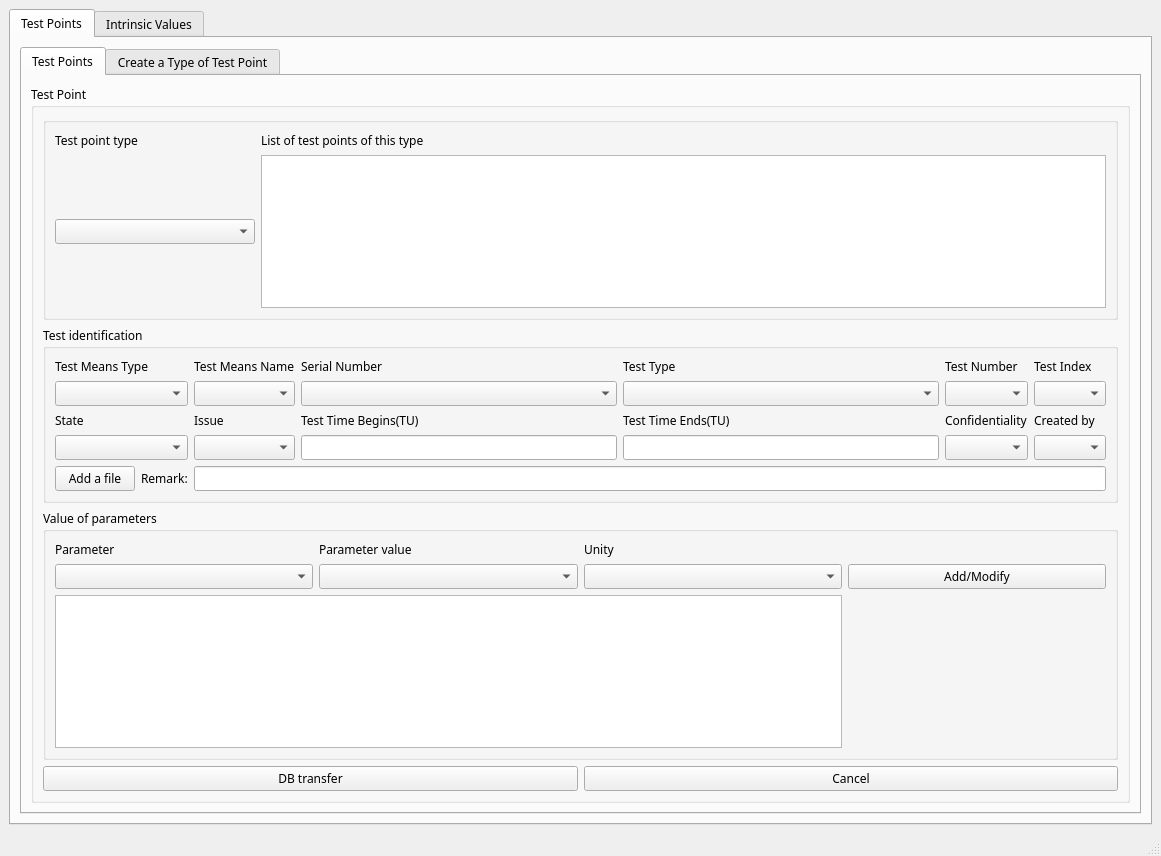
Old version of the form cleansky_LMSM/ui_to_py_by_qtdesigner/Exploitation_of_tests.ui in the repository HouzeZHANG/CSLMSM.
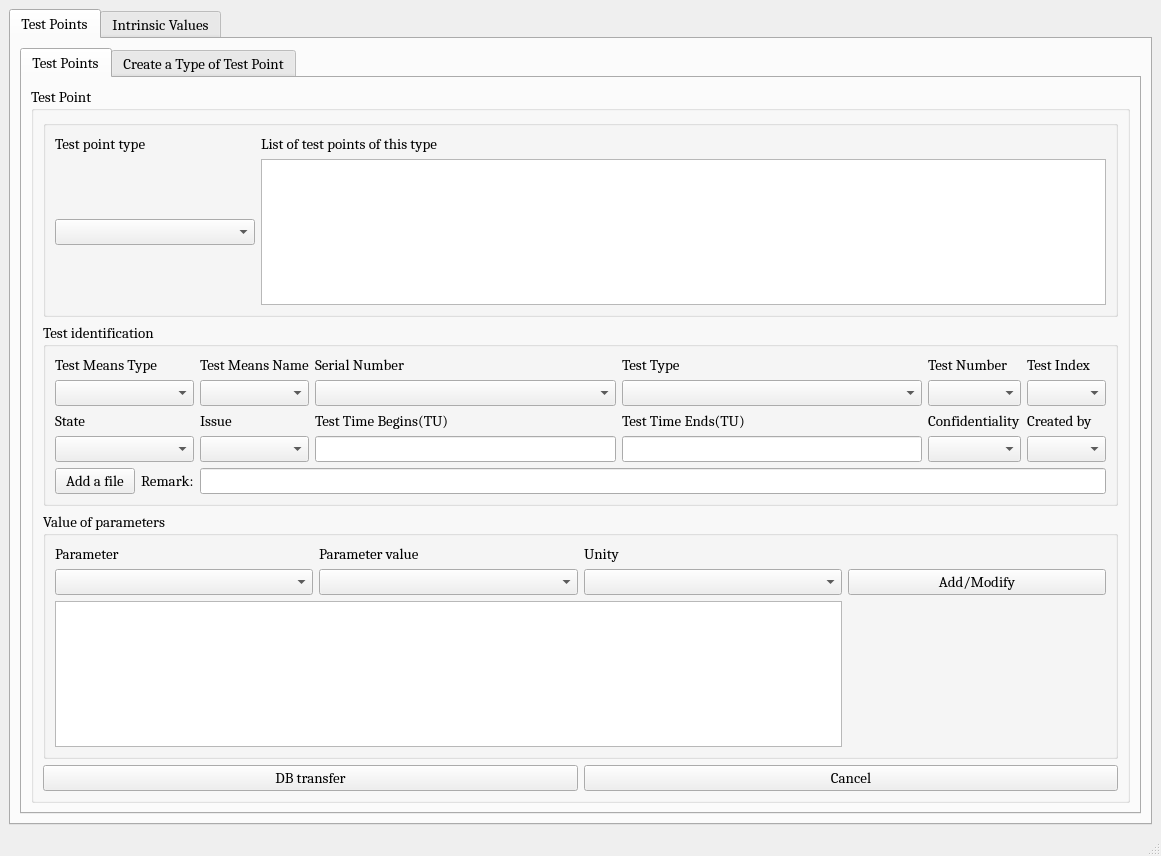
New version of the form.

What changed in the file:
```diff
--- a/cleansky_LMSM/ui_to_py_by_qtdesigner/Exploitation_of_tests.ui
+++ b/cleansky_LMSM/ui_to_py_by_qtdesigner/Exploitation_of_tests.ui
@@ -19,7 +19,8 @@
      <widget class="QTabWidget" name="tabWidget">
       <property name="font">
        <font>
-        <family>Tw Cen MT</family>
+        <family>Cambria</family>
+        <pointsize>11</pointsize>
        </font>
       </property>
       <property name="currentIndex">
@@ -32,6 +33,12 @@
        <layout class="QVBoxLayout" name="verticalLayout">
         <item>
          <widget class="QTabWidget" name="tabWidget_2">
+          <property name="font">
+           <font>
+            <family>Cambria</family>
+            <pointsize>11</pointsize>
+           </font>
+          </property>
           <property name="currentIndex">
            <number>0</number>
           </property>
@@ -42,6 +49,12 @@
            <layout class="QVBoxLayout" name="verticalLayout_4">
             <item>
              <widget class="QGroupBox" name="groupBox">
+              <property name="font">
+               <font>
+                <family>Cambria</family>
+                <pointsize>11</pointsize>
+               </font>
+              </property>
               <property name="title">
                <string>Test Point</string>
               </property>
@@ -50,6 +63,12 @@
                 <layout class="QVBoxLayout" name="verticalLayout_6">
                  <item>
                   <widget class="QGroupBox" name="groupBox_8">
+                   <property name="font">
+                    <font>
+                     <family>Cambria</family>
+                     <pointsize>11</pointsize>
+                    </font>
+                   </property>
                    <property name="title">
                     <string/>
                    </property>
@@ -62,6 +81,12 @@
                         <height>50</height>
                        </size>
                       </property>
+                      <property name="font">
+                       <font>
+                        <family>Cambria</family>
+                        <pointsize>11</pointsize>
+                       </font>
+                      </property>
                       <property name="text">
                        <string>Test point type</string>
                       </property>
@@ -81,6 +106,12 @@
                         <height>16777215</height>
                        </size>
                       </property>
+                      <property name="font">
+                       <font>
+                        <family>Cambria</family>
+                        <pointsize>11</pointsize>
+                       </font>
+                      </property>
                      </widget>
                     </item>
                     <item row="2" column="1">
@@ -91,6 +122,12 @@
                         <height>200</height>
                        </size>
                       </property>
+                      <property name="font">
+                       <font>
+                        <family>Cambria</family>
+                        <pointsize>11</pointsize>
+                       </font>
+                      </property>
                      </widget>
                     </item>
                     <item row="1" column="1">
@@ -101,6 +138,12 @@
                         <height>50</height>
                        </size>
                       </property>
+                      <property name="font">
+                       <font>
+                        <family>Cambria</family>
+                        <pointsize>11</pointsize>
+                       </font>
+                      </property>
                       <property name="text">
                        <string>List of test points of this type</string>
                       </property>
@@ -111,6 +154,12 @@
                  </item>
                  <item>
                   <widget class="QGroupBox" name="groupBox_2">
+                   <property name="font">
+                    <font>
+                     <family>Cambria</family>
+                     <pointsize>11</pointsize>
+                    </font>
+                   </property>
                    <property name="title">
                     <string>Test identification</string>
                    </property>
@@ -119,26 +168,58 @@
                      <layout class="QGridLayout" name="gridLayout_3">
                       <item row="0" column="4">
                        <widget class="QLabel" name="label_7">
+                        <property name="font">
+                         <font>
+                          <family>Cambria</family>
+                          <pointsize>11</pointsize>
+                         </font>
+                        </property>
                         <property name="text">
                          <string>Test Number</string>
                         </property>
                        </widget>
                       </item>
                       <item row="3" column="5">
-                       <widget class="QComboBox" name="comboBox_13"/>
+                       <widget class="QComboBox" name="comboBox_13">
+                        <property name="font">
+                         <font>
+                          <family>Cambria</family>
+                          <pointsize>11</pointsize>
+                         </font>
+                        </property>
+                       </widget>
                       </item>
                       <item row="2" column="4">
                        <widget class="QLabel" name="label_16">
+                        <property name="font">
+                         <font>
+                          <family>Cambria</family>
+                          <pointsize>11</pointsize>
+                         </font>
+                        </property>
                         <property name="text">
                          <string>Confidentiality</string>
                         </property>
                        </widget>
                       </item>
                       <item row="3" column="4">
-                       <widget class="QComboBox" name="comboBox_14"/>
+                       <widget class="QComboBox" name="comboBox_14">
+                        <property name="font">
+                         <font>
+                          <family>Cambria</family>
+                          <pointsize>11</pointsize>
+                         </font>
+                        </property>
+                       </widget>
                       </item>
                       <item row="2" column="1">
                        <widget class="QLabel" name="label_13">
+                        <property name="font">
+                         <font>
+                          <family>Cambria</family>
+                          <pointsize>11</pointsize>
+                         </font>
+                        </property>
                         <property name="text">
                          <string>Issue</string>
                         </property>
@@ -152,6 +233,12 @@
                           <height>16777215</height>
                          </size>
                         </property>
+                        <property name="font">
+                         <font>
+                          <family>Cambria</family>
+                          <pointsize>11</pointsize>
+                         </font>
+                        </property>
                        </widget>
                       </item>
                       <item row="3" column="3">
@@ -162,10 +249,22 @@
                           <height>16777215</height>
                          </size>
                         </property>
+                        <property name="font">
+                         <font>
+                          <family>Cambria</family>
+                          <pointsize>11</pointsize>
+                         </font>
+                        </property>
                        </widget>
                       </item>
                       <item row="0" column="2">
                        <widget class="QLabel" name="label_9">
+                        <property name="font">
+                         <font>
+                          <family>Cambria</family>
+                          <pointsize>11</pointsize>
+                         </font>
+                        </property>
                         <property name="text">
                          <string>Serial Number</string>
                         </property>
@@ -173,16 +272,35 @@
                       </item>
                       <item row="0" column="3">
                        <widget class="QLabel" name="label_8">
+                        <property name="font">
+                         <font>
+                          <family>Cambria</family>
+                          <pointsize>11</pointsize>
+                         </font>
+                        </property>
                         <property name="text">
                          <string>Test Type</string>
                         </property>
                        </widget>
                       </item>
                       <item row="1" column="2">
-                       <widget class="QComboBox" name="comboBox_7"/>
+                       <widget class="QComboBox" name="comboBox_7">
+                        <property name="font">
+                         <font>
+                          <family>Cambria</family>
+                          <pointsize>11</pointsize>
+                         </font>
+                        </property>
+                       </widget>
                       </item>
                       <item row="2" column="5">
                        <widget class="QLabel" name="label_17">
+                        <property name="font">
+                         <font>
+                          <family>Cambria</family>
+                          <pointsize>11</pointsize>
+                         </font>
+                        </property>
                         <property name="text">
                          <string>Created by</string>
                         </property>
@@ -190,16 +308,35 @@
                       </item>
                       <item row="2" column="3">
                        <widget class="QLabel" name="label_15">
+                        <property name="font">
+                         <font>
+                          <family>Cambria</family>
+                          <pointsize>11</pointsize>
+                         </font>
+                        </property>
                         <property name="text">
                          <string>Test Time Ends(TU)</string>
                         </property>
                        </widget>
                       </item>
                       <item row="3" column="1">
-                       <widget class="QComboBox" name="comboBox_12"/>
+                       <widget class="QComboBox" name="comboBox_12">
+                        <property name="font">
+                         <font>
+                          <family>Cambria</family>
+                          <pointsize>11</pointsize>
+                         </font>
+                        </property>
+                       </widget>
                       </item>
                       <item row="0" column="5">
                        <widget class="QLabel" name="label_6">
+                        <property name="font">
+                         <font>
+                          <family>Cambria</family>
+                          <pointsize>11</pointsize>
+                         </font>
+                        </property>
                         <property name="text">
                          <string>Test Index</string>
                         </property>
@@ -207,6 +344,12 @@
                       </item>
                       <item row="2" column="0">
                        <widget class="QLabel" name="label_12">
+                        <property name="font">
+                         <font>
+                          <family>Cambria</family>
+                          <pointsize>11</pointsize>
+                         </font>
+                        </property>
                         <property name="text">
                          <string>State</string>
                         </property>
@@ -220,26 +363,65 @@
                           <height>16777215</height>
                          </size>
                         </property>
+                        <property name="font">
+                         <font>
+                          <family>Cambria</family>
+                          <pointsize>11</pointsize>
+                         </font>
+                        </property>
                        </widget>
                       </item>
                       <item row="1" column="4">
-                       <widget class="QComboBox" name="comboBox_9"/>
+                       <widget class="QComboBox" name="comboBox_9">
+                        <property name="font">
+                         <font>
+                          <family>Cambria</family>
+                          <pointsize>11</pointsize>
+                         </font>
+                        </property>
+                       </widget>
                       </item>
                       <item row="1" column="5">
-                       <widget class="QComboBox" name="comboBox_10"/>
+                       <widget class="QComboBox" name="comboBox_10">
+                        <property name="font">
+                         <font>
+                          <family>Cambria</family>
+                          <pointsize>11</pointsize>
+                         </font>
+                        </property>
+                       </widget>
                       </item>
                       <item row="2" column="2">
                        <widget class="QLabel" name="label_14">
+                        <property name="font">
+                         <font>
+                          <family>Cambria</family>
+                          <pointsize>11</pointsize>
+                         </font>
+                        </property>
                         <property name="text">
                          <string>Test Time Begins(TU)</string>
                         </property>
                        </widget>
                       </item>
                       <item row="1" column="0">
-                       <widget class="QComboBox" name="comboBox_5"/>
+                       <widget class="QComboBox" name="comboBox_5">
+                        <property name="font">
+                         <font>
+                          <family>Cambria</family>
+                          <pointsize>11</pointsize>
+                         </font>
+                        </property>
+                       </widget>
                       </item>
                       <item row="0" column="0">
                        <widget class="QLabel" name="label_11">
+                        <property name="font">
+                         <font>
+                          <family>Cambria</family>
+                          <pointsize>11</pointsize>
+                         </font>
+                        </property>
                         <property name="text">
                          <string>Test Means Type</string>
                         </property>
@@ -247,21 +429,47 @@
                       </item>
                       <item row="0" column="1">
                        <widget class="QLabel" name="label_10">
+                        <property name="font">
+                         <font>
+                          <family>Cambria</family>
+                          <pointsize>11</pointsize>
+                         </font>
+                        </property>
                         <property name="text">
                          <string>Test Means Name</string>
                         </property>
                        </widget>
                       </item>
                       <item row="1" column="1">
-                       <widget class="QComboBox" name="comboBox_6"/>
+                       <widget class="QComboBox" name="comboBox_6">
+                        <property name="font">
+                         <font>
+                          <family>Cambria</family>
+                          <pointsize>11</pointsize>
+                         </font>
+                        </property>
+                       </widget>
                       </item>
                       <item row="3" column="0">
-                       <widget class="QComboBox" name="comboBox_11"/>
+                       <widget class="QComboBox" name="comboBox_11">
+                        <property name="font">
+                         <font>
+                          <family>Cambria</family>
+                          <pointsize>11</pointsize>
+                         </font>
+                        </property>
+                       </widget>
                       </item>
                       <item row="4" column="0">
                        <layout class="QHBoxLayout" name="horizontalLayout_3">
                         <item>
                          <widget class="QPushButton" name="pushButton_4">
+                          <property name="font">
+                           <font>
+                            <family>Cambria</family>
+                            <pointsize>11</pointsize>
+                           </font>
+                          </property>
                           <property name="text">
                            <string>Add a file</string>
                           </property>
@@ -269,6 +477,12 @@
                         </item>
                         <item>
                          <widget class="QLabel" name="label_18">
+                          <property name="font">
+                           <font>
+                            <family>Cambria</family>
+                            <pointsize>11</pointsize>
+                           </font>
+                          </property>
                           <property name="text">
                            <string>Remark:</string>
                           </property>
@@ -277,7 +491,14 @@
                        </layout>
                       </item>
                       <item row="4" column="1" colspan="5">
-                       <widget class="QLineEdit" name="lineEdit_3"/>
+                       <widget class="QLineEdit" name="lineEdit_3">
+                        <property name="font">
+                         <font>
+                          <family>Cambria</family>
+                          <pointsize>11</pointsize>
+                         </font>
+                        </property>
+                       </widget>
                       </item>
                      </layout>
                     </item>
@@ -286,6 +507,12 @@
                  </item>
                  <item>
                   <widget class="QGroupBox" name="groupBox_3">
+                   <property name="font">
+                    <font>
+                     <family>Cambria</family>
+                     <pointsize>11</pointsize>
+                    </font>
+                   </property>
                    <property name="title">
                     <string>Value of parameters</string>
                    </property>
@@ -293,10 +520,23 @@
                     <item>
                      <layout class="QGridLayout" name="gridLayout_2">
                       <item row="1" column="2">
-                       <widget class="QComboBox" name="comboBox_4"/>
+                       <widget class="QComboBox" name="comboBox_4">
+                        <property name="font">
+                         <font>
+                          <family>Cambria</family>
+                          <pointsize>11</pointsize>
+                         </font>
+                        </property>
+                       </widget>
                       </item>
                       <item row="0" column="1">
                        <widget class="QLabel" name="label_4">
+                        <property name="font">
+                         <font>
+                          <family>Cambria</family>
+                          <pointsize>11</pointsize>
+                         </font>
+                        </property>
                         <property name="text">
                          <string>Parameter value</string>
                         </property>
@@ -304,22 +544,55 @@
                       </item>
                       <item row="0" column="0">
                        <widget class="QLabel" name="label_5">
+                        <property name="font">
+                         <font>
+                          <family>Cambria</family>
+                          <pointsize>11</pointsize>
+                         </font>
+                        </property>
                         <property name="text">
                          <string>Parameter</string>
                         </property>
                        </widget>
                       </item>
                       <item row="2" column="0" colspan="3">
-                       <widget class="QTableWidget" name="tableWidget_2"/>
+                       <widget class="QTableWidget" name="tableWidget_2">
+                        <property name="font">
+                         <font>
+                          <family>Cambria</family>
+                          <pointsize>11</pointsize>
+                         </font>
+                        </property>
+                       </widget>
                       </item>
                       <item row="1" column="0">
-                       <widget class="QComboBox" name="comboBox"/>
+                       <widget class="QComboBox" name="comboBox">
+                        <property name="font">
+                         <font>
+                          <family>Cambria</family>
+                          <pointsize>11</pointsize>
+                         </font>
+                        </property>
+                       </widget>
                       </item>
                       <item row="1" column="1">
-                       <widget class="QComboBox" name="comboBox_3"/>
+                       <widget class="QComboBox" name="comboBox_3">
+                        <property name="font">
+                         <font>
+                          <family>Cambria</family>
+                          <pointsize>11</pointsize>
+                         </font>
+                        </property>
+                       </widget>
                       </item>
                       <item row="0" column="2">
                        <widget class="QLabel" name="label_3">
+                        <property name="font">
+                         <font>
+                          <family>Cambria</family>
+                          <pointsize>11</pointsize>
+                         </font>
+                        </property>
                         <property name="text">
                          <string>Unity</string>
                         </property>
@@ -327,6 +600,12 @@
                       </item>
                       <item row="1" column="3">
                        <widget class="QPushButton" name="pushButton_3">
+                        <property name="font">
+                         <font>
+                          <family>Cambria</family>
+                          <pointsize>11</pointsize>
+                         </font>
+                        </property>
                         <property name="text">
                          <string>Add/Modify</string>
                         </property>
@@ -341,6 +620,12 @@
                   <layout class="QHBoxLayout" name="horizontalLayout">
                    <item>
                     <widget class="QPushButton" name="pushButton">
+                     <property name="font">
+                      <font>
+                       <family>Cambria</family>
+                       <pointsize>11</pointsize>
+                      </font>
+                     </property>
                      <property name="text">
                       <string>DB transfer</string>
                      </property>
@@ -354,6 +639,12 @@
                        <height>0</height>
                       </size>
                      </property>
+                     <property name="font">
+                      <font>
+                       <family>Cambria</family>
+                       <pointsize>11</pointsize>
+                      </font>
+                     </property>
                      <property name="text">
                       <string>Cancel</string>
                      </property>
```
